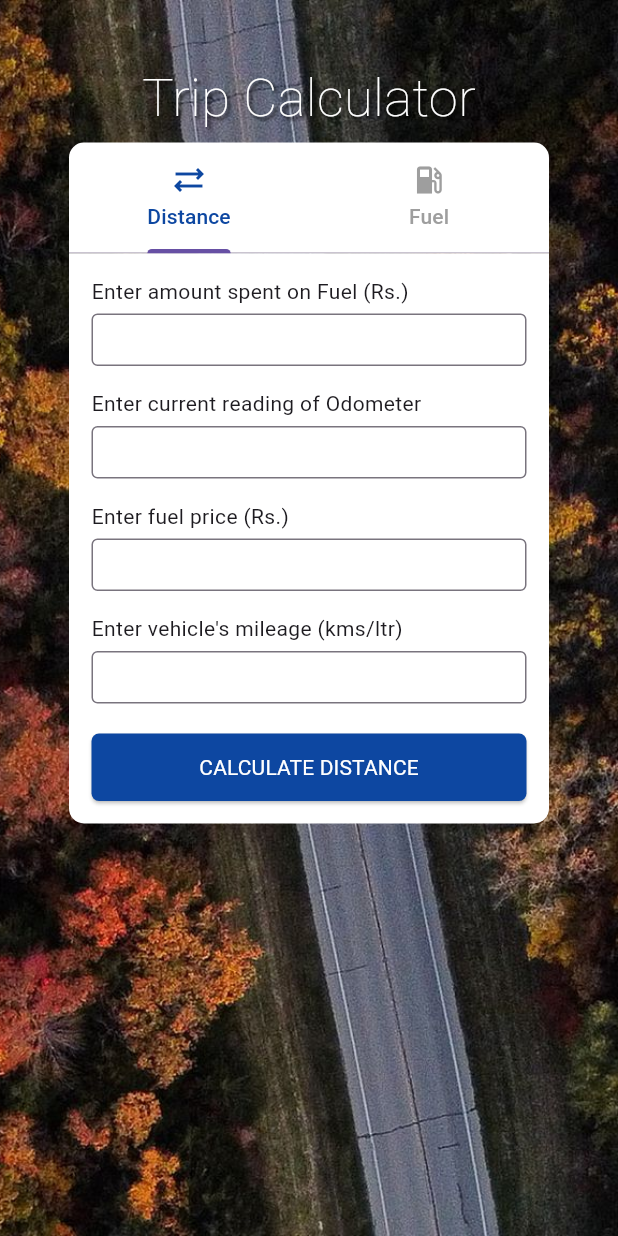
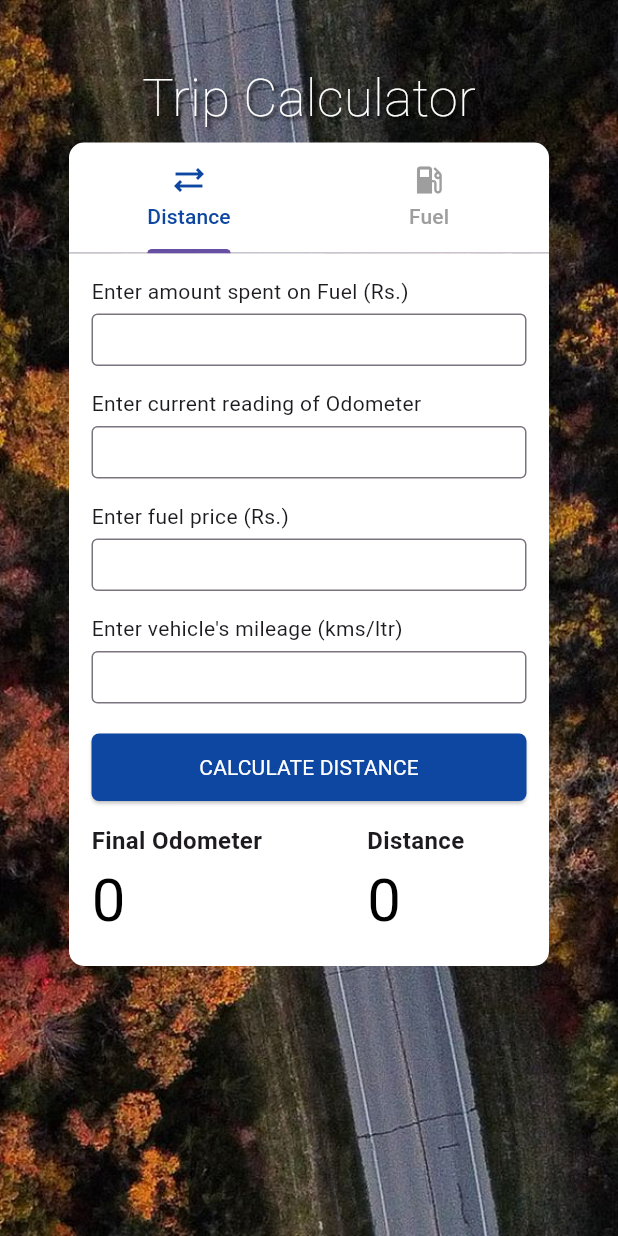
Before and after one commit to PraveenJJ/Trip-Calculator-Flutter, a Flutter app: the screen it shows after launch, on a phone screen of 412 x 824 dp. Run offline on Flutter 3.47's test engine with Material 3 defaults, Android fonts, the phone set to English and light mode, and no system bars; drawn by our look-alikes of animated_flip_counter.

Commit message:
added widget for odometer

```diff
--- a/lib/main.dart
+++ b/lib/main.dart
@@ -1,4 +1,5 @@
 import 'package:flutter/material.dart';
+import 'package:animated_flip_counter/animated_flip_counter.dart';
 
 void main() {
   runApp(MyApp());
@@ -179,10 +180,69 @@ class _MyHomePageState extends State<MyHomePage>
                                                 color: Colors.white)),
                                       ),
                                     ),
+                                    Row(
+                                      children: [
+                                        Column(
+                                          crossAxisAlignment:
+                                              CrossAxisAlignment.start,
+                                          children: [
+                                            Container(
+                                              padding:
+                                                  const EdgeInsets.fromLTRB(
+                                                      0.0, 15.0, 0.0, 0.0),
+                                              child: const Text(
+                                                  'Final Odometer',
+                                                  style: TextStyle(
+                                                      fontWeight:
+                                                          FontWeight.bold,
+                                                      fontSize: 16)),
+                                            ),
+                                            const AnimatedFlipCounter(
+                                              value: 0000,
+                                              duration: Duration(seconds: 2),
+                                              curve: Curves.elasticOut,
+                                              textStyle: TextStyle(
+                                                  fontSize: 40,
+                                                  color: Colors.black),
+                                            )
+                                          ],
+                                        ),
+                                        Column(
+                                          crossAxisAlignment:
+                                              CrossAxisAlignment.start,
+                                          children: [
+                                            Container(
+                                              padding:
+                                                  const EdgeInsets.fromLTRB(
+                                                      70.0, 15.0, 0.0, 0.0),
+                                              child: const Text('Distance',
+                                                  style: TextStyle(
+                                                      fontWeight:
+                                                          FontWeight.bold,
+                                                      fontSize: 16)),
+                                            ),
+                                            Container(
+                                              padding:
+                                                  const EdgeInsets.fromLTRB(
+                                                      70.0, 0.0, 0.0, 0.0),
+                                              child: const AnimatedFlipCounter(
+                                                value: 00,
+                                                duration: Duration(seconds: 2),
+                                                curve: Curves.elasticOut,
+                                                textStyle: TextStyle(
+                                                    fontSize: 40,
+                                                    color: Colors.black),
+                                              ),
+                                            ),
+                                          ],
+                                        )
+                                      ],
+                                    ),
                                   ],
                                 ),
                               ),
                             ),
+
                             // Container for Fuel form
                             Container(
                               decoration: const BoxDecoration(
@@ -232,6 +292,28 @@ class _MyHomePageState extends State<MyHomePage>
                                                 color: Colors.white)),
                                       ),
                                     ),
+                                    Column(
+                                      crossAxisAlignment:
+                                          CrossAxisAlignment.start,
+                                      children: [
+                                        Container(
+                                          padding: const EdgeInsets.fromLTRB(
+                                              0.0, 15.0, 0.0, 0.0),
+                                          child: const Text('Fuel Cost',
+                                              style: TextStyle(
+                                                  fontWeight: FontWeight.bold,
+                                                  fontSize: 16)),
+                                        ),
+                                        const AnimatedFlipCounter(
+                                          value: 0,
+                                          duration: Duration(seconds: 2),
+                                          curve: Curves.elasticOut,
+                                          textStyle: TextStyle(
+                                              fontSize: 40,
+                                              color: Colors.black),
+                                        )
+                                      ],
+                                    ),
                                   ],
                                 ),
                               ),
```
